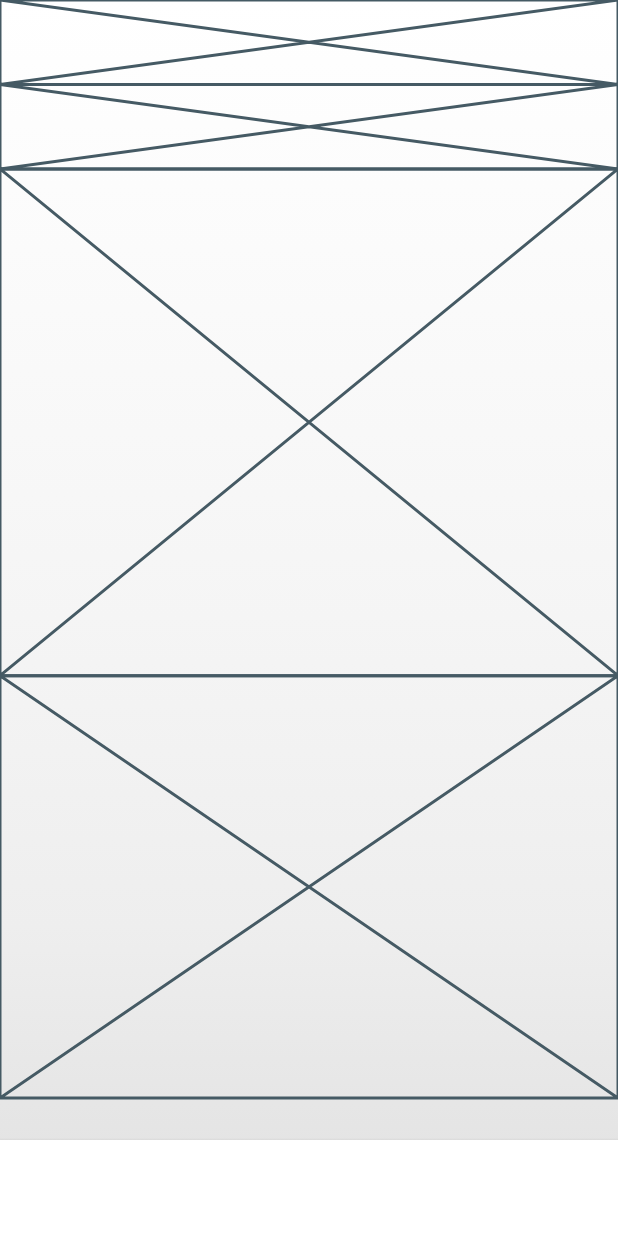
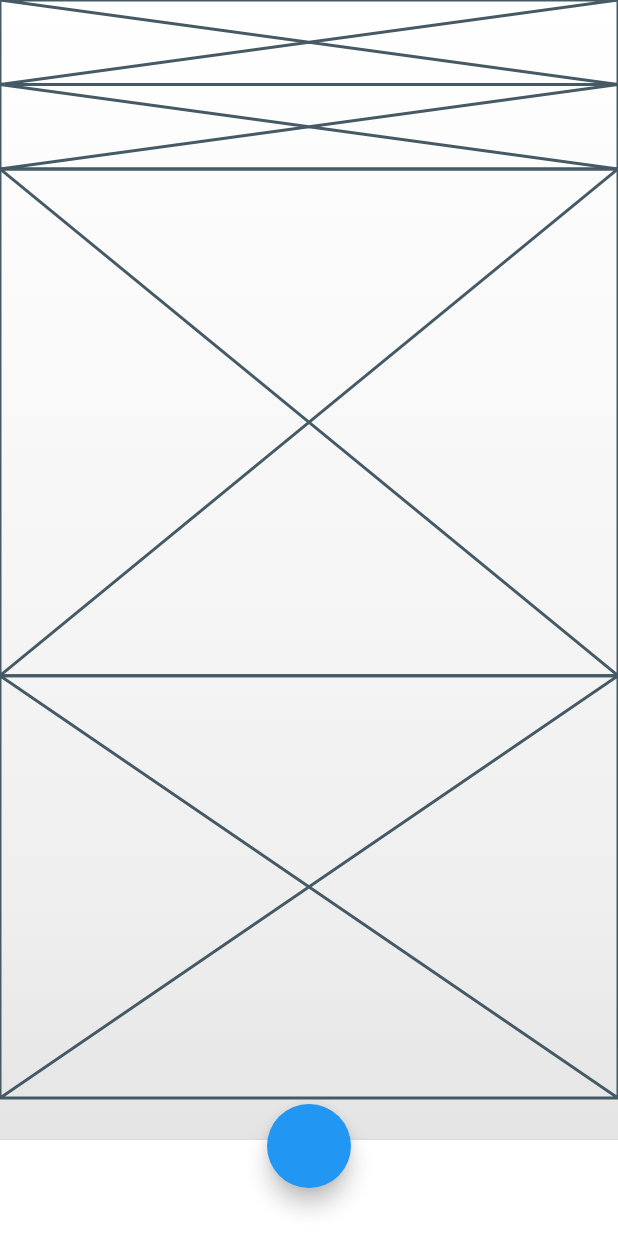
Before and after one commit to JAICHANGPARK/flutter_notebook_11th_story, a Flutter app: the screen it shows after launch, on a phone screen of 412 x 824 dp. Run offline on Flutter 3.47's test engine with Material 2 defaults, Android fonts, the phone set to English and light mode, and no system bars; our stand-ins replace backdrop, badges, flutter_inner_drawer, flutter_slidable, flutter_swiper, google_fonts.

Commit message:
Update real_estate_home_page.dart

```diff
--- a/lib/ep731_real_estate_app/ui/real_estate_home_page.dart
+++ b/lib/ep731_real_estate_app/ui/real_estate_home_page.dart
@@ -46,20 +46,22 @@ class _RealEstateHomePageState extends State<RealEstateHomePage> {
                   ),
                 )),
             Positioned(
-              left: 0,
+                left: 0,
                 bottom: 92,
                 right: 0,
                 top: 0,
                 child: Column(
-              children: [
-                  Expanded(child: Placeholder()),
-                Expanded(child: Placeholder()),
-                Expanded(
-                    flex: 6,
-                    child: Placeholder()),
-                Expanded(flex: 5,child: Placeholder()),
-              ],
-            ))
+                  children: [
+                    Expanded(child: Placeholder()),
+                    Expanded(child: Placeholder()),
+                    Expanded(flex: 6, child: Placeholder()),
+                    Expanded(flex: 5, child: Placeholder()),
+                  ],
+                )),
+            Positioned(child: FloatingActionButton(onPressed: () {  },),
+            left: 0,
+            right: 0,
+            bottom: 32,)
           ],
         ),
       ),
```
